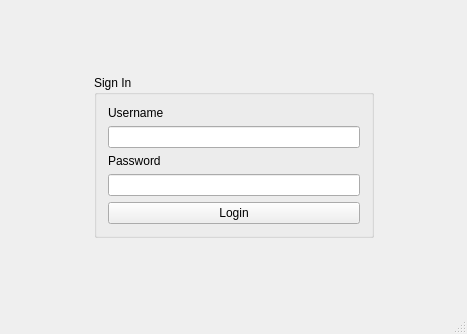
Qt form mainwindow.ui (ahmedshuaib/loginapp) before a commit.
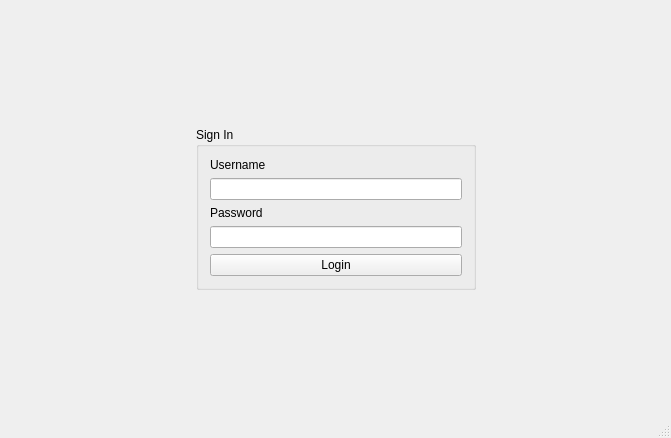
The same form after that commit.

Commit message: json parser fixed

Patch:
```diff
--- a/mainwindow.ui
+++ b/mainwindow.ui
@@ -6,8 +6,8 @@
    <rect>
     <x>0</x>
     <y>0</y>
-    <width>467</width>
-    <height>334</height>
+    <width>671</width>
+    <height>438</height>
    </rect>
   </property>
   <property name="windowTitle">
@@ -51,6 +51,12 @@
           <height>0</height>
          </size>
         </property>
+        <property name="maximumSize">
+         <size>
+          <width>280</width>
+          <height>16777215</height>
+         </size>
+        </property>
         <property name="title">
          <string>Sign In</string>
         </property>
```
The commit also changes 1 other file.
